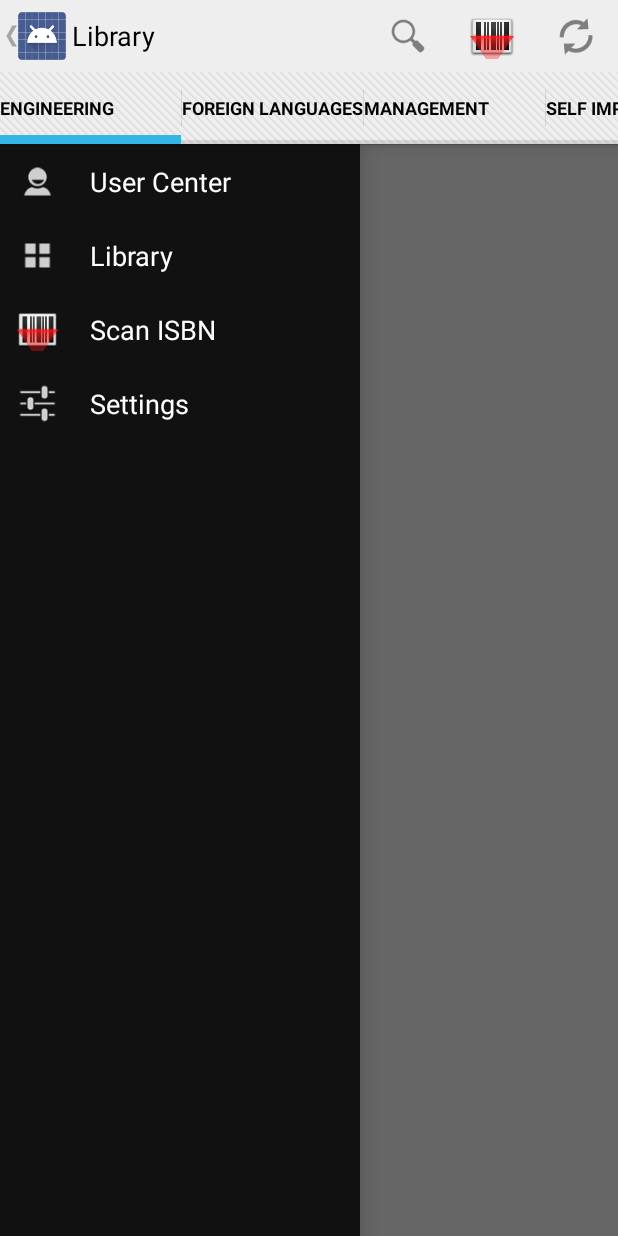
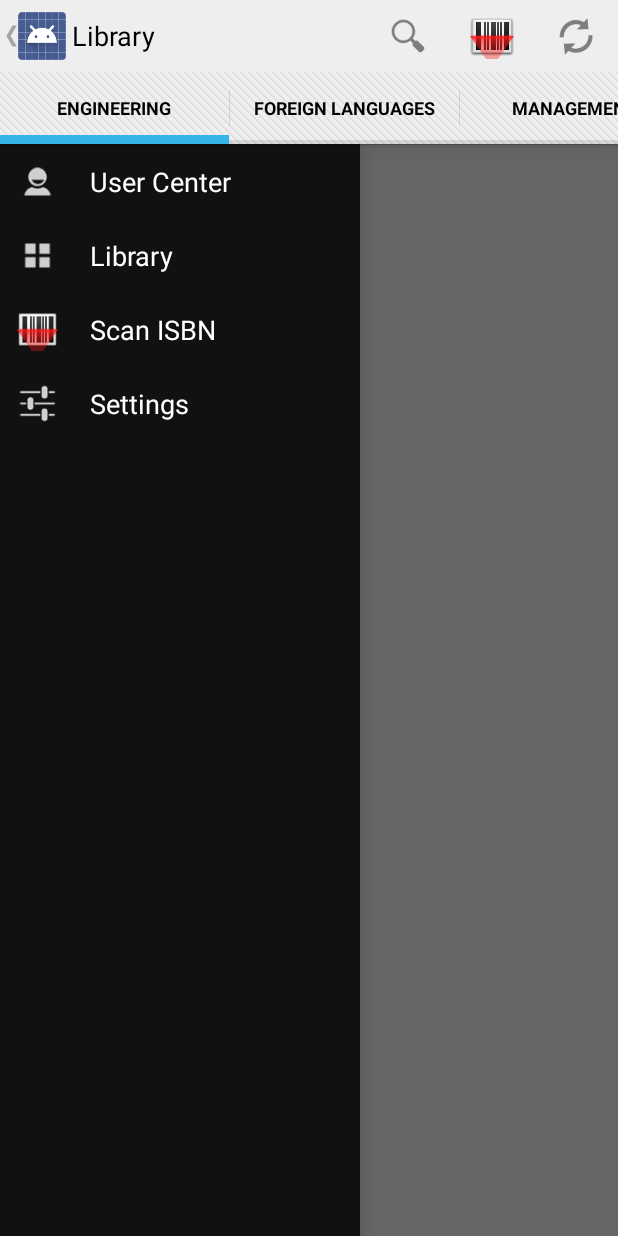
Before and after one commit to tanzhenxin/library, an Android app: the screen it shows after launch (HomeActivity), with the side drawer open, on a phone screen of 412 x 824 dp. Run offline under Robolectric (Android 15) with nearby library versions, the light colour scheme and no system bars; 2 statements that could not run were skipped.

Commit message:
minor changes on ui

```diff
--- a/android/src/main/java/com/gtcc/library/ui/HomeActivity.java
+++ b/android/src/main/java/com/gtcc/library/ui/HomeActivity.java
@@ -11,6 +11,7 @@ import android.content.Intent;
 import android.content.OperationApplicationException;
 import android.content.SharedPreferences;
 import android.content.SharedPreferences.Editor;
+import android.content.res.Configuration;
 import android.net.Uri;
 import android.os.AsyncTask;
 import android.os.Build;
@@ -169,7 +170,19 @@ public class HomeActivity extends BaseActivity implements
 //		}
 	}
 
-	@Override
+    @Override
+    protected void onPostCreate(Bundle savedInstanceState) {
+        super.onPostCreate(savedInstanceState);
+        mDrawerToggle.syncState();
+    }
+
+    @Override
+    public void onConfigurationChanged(Configuration newConfig) {
+        super.onConfigurationChanged(newConfig);
+        mDrawerToggle.onConfigurationChanged(newConfig);
+    }
+
+    @Override
 	protected void onSaveInstanceState(Bundle outState) {
 		super.onSaveInstanceState(outState);
 		outState.putInt(CURRENT_INDEX, mCurrentPage);
@@ -204,9 +217,11 @@ public class HomeActivity extends BaseActivity implements
 
 	@Override
 	public boolean onOptionsItemSelected(MenuItem item) {
+        if (mDrawerToggle.onOptionsItemSelected(item)) {
+            return true;
+        }
+
 		switch (item.getItemId()) {
-        case android.R.id.home:
-                return true;
 		case R.id.menu_search:
 			if (!Utils.hasHoneycomb()) {
 				startSearch(null, false, Bundle.EMPTY, false);
@@ -367,6 +382,7 @@ public class HomeActivity extends BaseActivity implements
 			break;
 		}
 
+        resetTitle();
         mDrawerList.setItemChecked(position, true);
         mDrawerLayout.closeDrawer(mDrawerList);
 	}
@@ -386,6 +402,20 @@ public class HomeActivity extends BaseActivity implements
 		startActivityForResult(intent, REQUEST_LOGIN);
 	}
 
+    private void resetTitle() {
+        switch (mCurrentPage) {
+            case PAGE_USER:
+                setTitle(R.string.user_center);
+                break;
+            case PAGE_LIBRARY:
+                setTitle(R.string.book_library);
+                break;
+            default:
+                setTitle(R.string.app_name);
+                break;
+        }
+    }
+
 	private void showUserHome() {
 		Fragment fragment = this.getSupportFragmentManager().findFragmentById(
 				R.id.content_frame);
@@ -396,8 +426,6 @@ public class HomeActivity extends BaseActivity implements
 			transaction.replace(R.id.content_frame, fragment);
 			transaction.commit();
 		}
-
-		setTitle(R.string.user_center);
 	}
 
 	private void showLibrary() {
@@ -410,8 +438,6 @@ public class HomeActivity extends BaseActivity implements
 			transaction.replace(R.id.content_frame, fragment);
 			transaction.commit();
 		}
-
-		setTitle(R.string.book_library);
 	}
 
 	private void showScanner() {
@@ -446,12 +472,14 @@ public class HomeActivity extends BaseActivity implements
             @Override
             public void onDrawerClosed(View drawerView) {
                 super.onDrawerClosed(drawerView);
+                resetTitle();
                 invalidateOptionsMenu();
             }
 
             @Override
             public void onDrawerOpened(View drawerView) {
                 super.onDrawerOpened(drawerView);
+                setTitle(R.string.app_name);
                 invalidateOptionsMenu();
             }
         };
--- a/android/src/main/res/values/attrs.xml
+++ b/android/src/main/res/values/attrs.xml
@@ -6,8 +6,8 @@
         <attr name="activatableItemBackground" format="reference" />
 
         <!-- backward-compatibility -->
-        <attr name="buttonBarStyle" format="reference" />
-        <attr name="buttonBarButtonStyle" format="reference" />
+        <!--<attr name="buttonBarStyle" format="reference" />-->
+        <!--<attr name="buttonBarButtonStyle" format="reference" />-->
         <!-- provided by ActionBarSherlock -->
         <!--<attr name="indeterminateProgressStyle" format="reference" />-->
         <!--<attr name="listPreferredItemPaddingLeft" format="reference" />-->
--- a/android/src/main/res/values/styles.xml
+++ b/android/src/main/res/values/styles.xml
@@ -3,7 +3,9 @@
     <style name="FrameworkRoot.Theme" parent="android:Theme.Holo.Light" />
     <style name="FrameworkRoot.ActionBar" parent="android:Widget.Holo.ActionBar" />
     <style name="FrameworkRoot.ActionBar.TitleText" parent="android:TextAppearance.Holo.Widget.ActionBar.Title" />
+    <style name="FrameworkRoot.ActionBar.Tab" parent="android:Widget.Holo.ActionBar.TabView" />
     <style name="FrameworkRoot.ActionBar.TabBar" parent="android:Widget.Holo.ActionBar.TabBar" />
+    <style name="FrameworkRoot.ActionBar.TabText" parent="android:Widget.Holo.ActionBar.TabText" />
     <style name="FrameworkRoot.EditText" parent="android:Widget.Holo.Light.EditText" />
     <style name="FrameworkRoot.Widget" parent="android:Theme.Holo" />
     <style name="FrameworkRoot.Widget.ActionButton.Overflow" parent="android:Widget.Holo.ActionButton.Overflow" />
@@ -48,7 +50,7 @@
         <item name="android:listSelector">@drawable/selectable_background_library</item>
     </style>
 
-    <style name="ActionBarTabStyle.Library" parent="FrameworkRoot.ActionBar.TabBar">
+    <style name="ActionBarTabStyle.Library" parent="FrameworkRoot.ActionBar.Tab">
         <item name="android:background">@drawable/tab_indicator_ab_library</item>
     </style>
 
@@ -83,6 +85,8 @@
     <style name="ComplexListItem" parent="ListItemContainerBase" />
 
     <style name="ComplexListItemContent">
+        <item name="android:paddingLeft">?android:listPreferredItemPaddingLeft</item>
+        <item name="android:paddingRight">?android:listPreferredItemPaddingRight</item>
         <item name="android:paddingTop">8dp</item>
         <item name="android:paddingBottom">8dp</item>
     </style>
```
